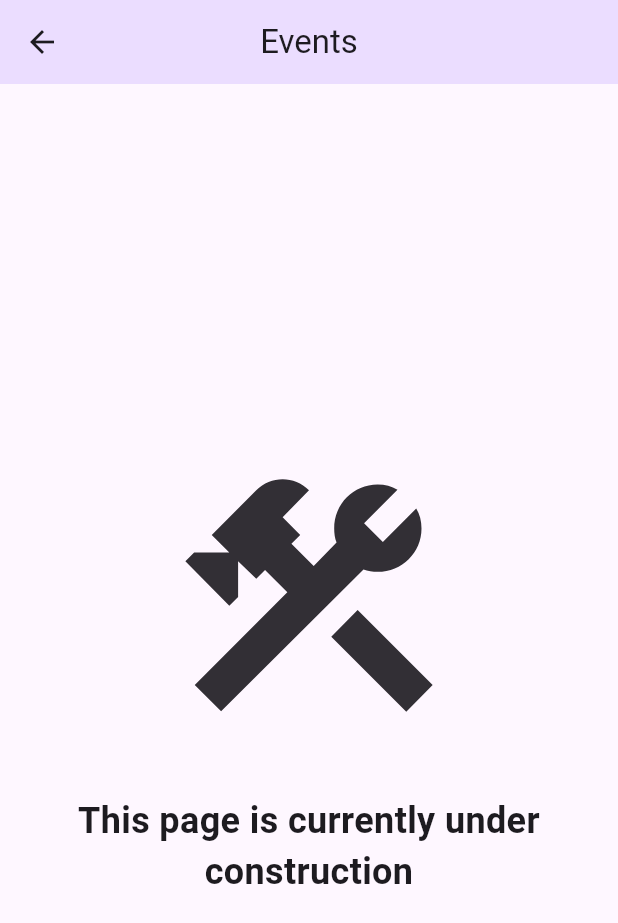
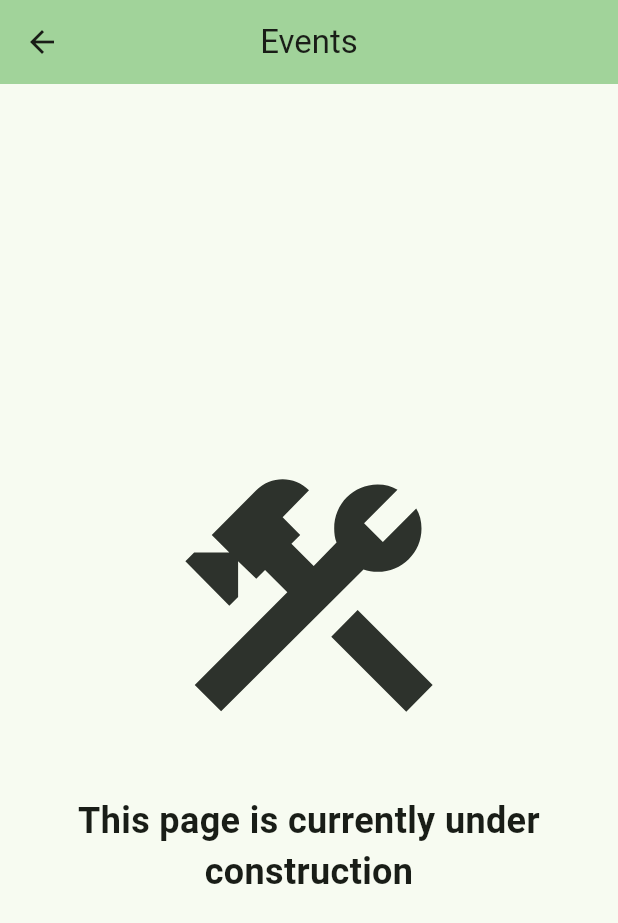
Before and after one commit to corey-mitchell/accountabill, a Flutter app: the screen it shows after launch, after a tap on "Schedule an event", on a phone screen of 412 x 824 dp. Shown: the top 923 px of the screen. Run offline on Flutter 3.47's test engine with Material 3 defaults, Android fonts, the phone set to English and light mode, and no system bars; our stand-ins replace fl_chart.

Commit message:
Aligned appbar theme color instances.

```diff
--- a/lib/main.dart
+++ b/lib/main.dart
@@ -31,7 +31,7 @@ class MyApp extends StatelessWidget {
         //
         // This works for code too, not just values: Most code changes can be
         // tested with just a hot reload.
-        colorScheme: .fromSeed(seedColor: Colors.deepPurple),
+        colorScheme: .fromSeed(seedColor: Colors.green),
       ),
       // Create and use stack navigation
       routes: {
--- a/lib/pages/dashboard.dart
+++ b/lib/pages/dashboard.dart
@@ -22,7 +22,7 @@ class DashboardPage extends StatelessWidget {
   /// Page app bar widget
   PreferredSizeWidget _appBar(BuildContext context) {
     return AppBar(
-      backgroundColor: Theme.of(context).colorScheme.primaryFixed,
+      backgroundColor: Theme.of(context).colorScheme.inversePrimary,
       title: Text("Welcome, $userName"),
       actions: [
         IconButton(
--- a/lib/pages/events.dart
+++ b/lib/pages/events.dart
@@ -19,7 +19,7 @@ class EventsPage extends StatelessWidget {
   /// Page app bar widget
   PreferredSizeWidget _appBar(BuildContext context) {
     return AppBar(
-      backgroundColor: Theme.of(context).colorScheme.primaryFixed,
+      backgroundColor: Theme.of(context).colorScheme.inversePrimary,
       title: Text("Events"),
       centerTitle: true,
     );
--- a/lib/pages/settings.dart
+++ b/lib/pages/settings.dart
@@ -20,7 +20,7 @@ class SettingsPage extends StatelessWidget {
   /// Page app bar widget
   PreferredSizeWidget _appBar(BuildContext context) {
     return AppBar(
-      backgroundColor: Theme.of(context).colorScheme.primaryFixed,
+      backgroundColor: Theme.of(context).colorScheme.inversePrimary,
       title: Text("User Settings"),
       centerTitle: true,
     );
```
